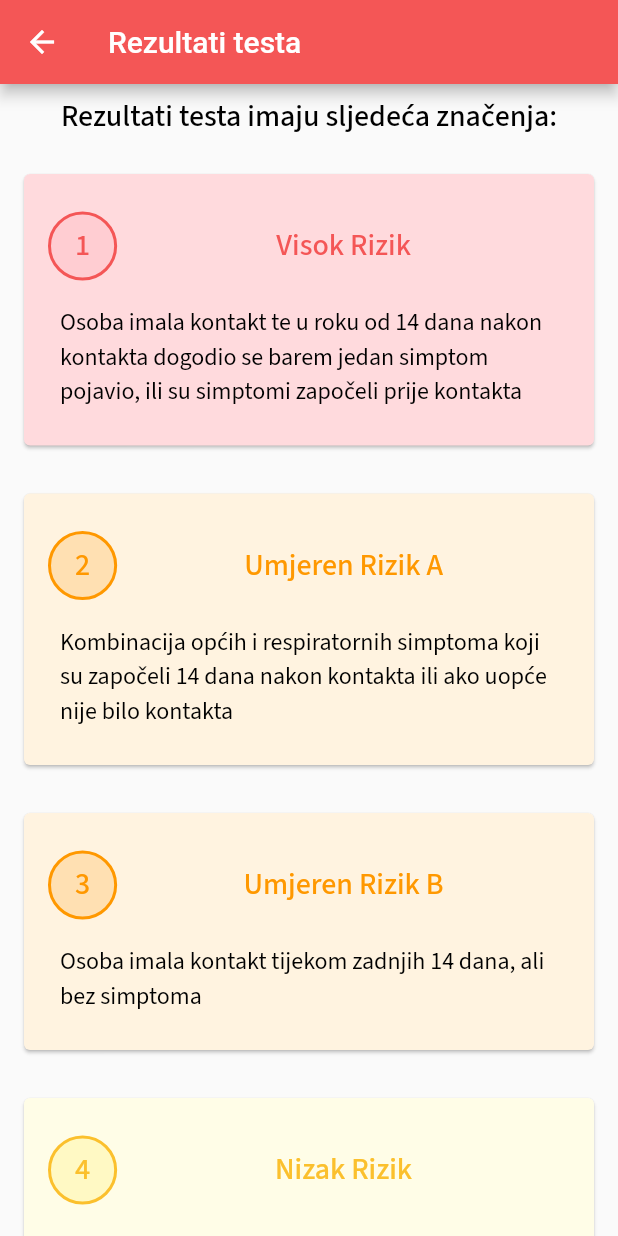
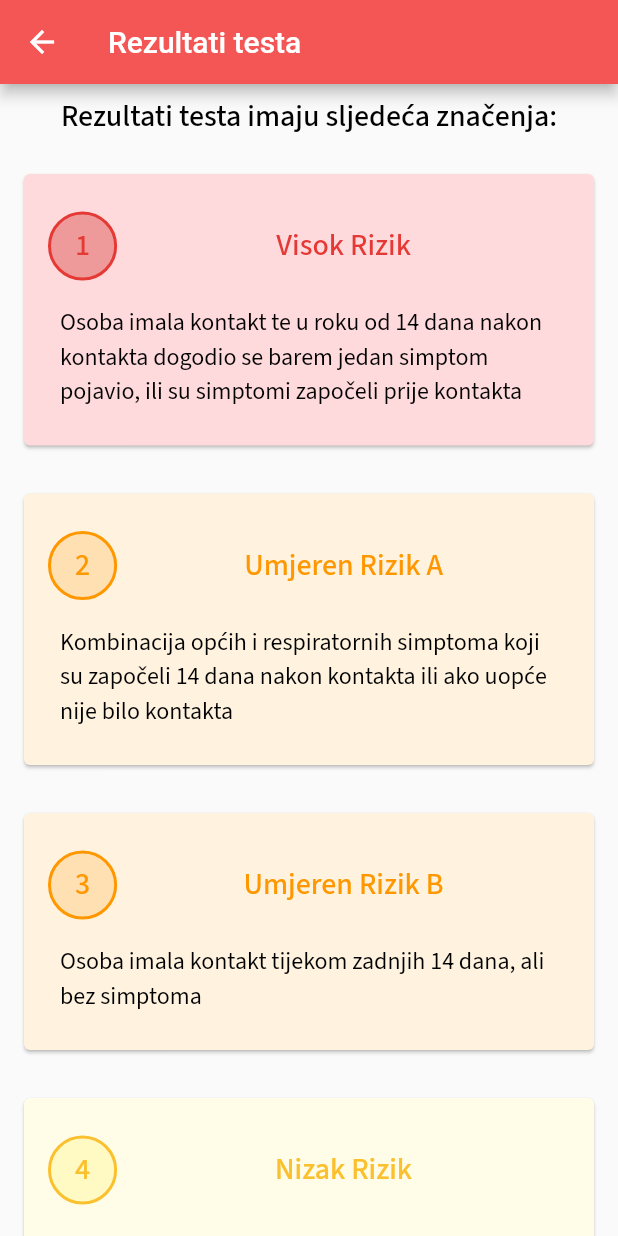
Before and after one commit to mapokapo/riskfactor, a Flutter app: the Covid19TestResultsInfoPage screen opened by its route, on a phone screen of 412 x 824 dp. Run offline on Flutter 3.47's test engine with Material 2 defaults, Android fonts, the phone set to English and light mode, and no system bars; our stand-ins replace cloud_firestore, expandable, firebase_auth, firebase_core, flutter_keyboard_visibility, form_validator and 3 more; missing offline and left inert: flutter_email_sender, translator; accounts and stored records are empty; generated files the repository leaves out were written again; network calls fail.

Commit message:
Fix dark theme text colors

```diff
--- a/lib/pages/home/Covid19TestResultsInfoPage.dart
+++ b/lib/pages/home/Covid19TestResultsInfoPage.dart
@@ -1,5 +1,7 @@
 import 'package:flutter/material.dart';
 import 'package:flutter_gen/gen_l10n/app_localizations.dart';
+import 'package:provider/provider.dart';
+import 'package:riskfactor/state/ThemeNotifier.dart';
 
 class CaseInfo {
   String title;
@@ -89,7 +91,9 @@ class Covid19TestResultsInfoPage extends StatelessWidget {
                 padding: const EdgeInsets.all(8.0),
                 child: Text(
                   caseInfos[index],
-                  style: Theme.of(context).textTheme.bodyText2,
+                  style: Theme.of(context).textTheme.bodyText2.copyWith(
+                        color: Colors.black,
+                      ),
                 ),
               ),
             ],
@@ -106,8 +110,8 @@ class Covid19TestResultsInfoPage extends StatelessWidget {
           title: AppLocalizations.of(context).case1Name,
           body: AppLocalizations.of(context).case1Info,
           backgroundColor: Color(0xFFFFDADD),
-          lightColor: Theme.of(context).primaryColorLight,
-          foregroundColor: Theme.of(context).primaryColor),
+          lightColor: Colors.red.shade200,
+          foregroundColor: Colors.red.shade600),
       CaseInfo(
         title: AppLocalizations.of(context).case2Name,
         body: AppLocalizations.of(context).case2Info,
@@ -153,7 +157,11 @@ class Covid19TestResultsInfoPage extends StatelessWidget {
                 padding: const EdgeInsets.all(8.0),
                 child: Text(
                   AppLocalizations.of(context).caseMeanings,
-                  style: Theme.of(context).textTheme.bodyText1,
+                  style: Theme.of(context).textTheme.bodyText1.copyWith(
+                        color: Provider.of<ThemeNotifier>(context).darkTheme
+                            ? Colors.white
+                            : Colors.black,
+                      ),
                   textAlign: TextAlign.center,
                 ),
               ),
--- a/lib/pages/home/NutritionPage.dart
+++ b/lib/pages/home/NutritionPage.dart
@@ -70,7 +70,7 @@ class NutritionPage extends StatelessWidget {
               ),
               ButtonBar(
                 children: [
-                  FlatButton(
+                  TextButton(
                     onPressed: () {
                       Navigator.of(context).pushNamed(Routes.vitaminInfo,
                           arguments: VitaminInfoPageArguments(vitaminData));
--- a/lib/pages/home/SettingsPage.dart
+++ b/lib/pages/home/SettingsPage.dart
@@ -56,7 +56,7 @@ class SettingsPage extends StatelessWidget {
                   onTap: () {
                     showDialog(
                       context: context,
-                      child: SimpleDialog(
+                      builder: (_) => SimpleDialog(
                         title: Text(
                           AppLocalizations.of(context).chooseLanguage,
                           style: Theme.of(context).textTheme.bodyText1,
--- a/lib/pages/home/VitaminInFoodsPage.dart
+++ b/lib/pages/home/VitaminInFoodsPage.dart
@@ -1,6 +1,8 @@
 import 'package:expandable/expandable.dart';
 import 'package:flutter/material.dart';
 import 'package:flutter_gen/gen_l10n/app_localizations.dart';
+import 'package:provider/provider.dart';
+import 'package:riskfactor/state/ThemeNotifier.dart';
 
 class FoodData {
   String name;
@@ -19,6 +21,10 @@ class VitaminInFoodsPage extends StatelessWidget {
         child: Material(
           elevation: 4.0,
           child: ExpandablePanel(
+            theme: ExpandableThemeData(
+                iconColor: Provider.of<ThemeNotifier>(context).darkTheme
+                    ? Colors.white
+                    : Colors.black),
             header: Wrap(
               alignment: WrapAlignment.center,
               crossAxisAlignment: WrapCrossAlignment.center,
--- a/lib/widgets/Covid19ResultsInfo.dart
+++ b/lib/widgets/Covid19ResultsInfo.dart
@@ -49,7 +49,7 @@ class Covid19ResultsInfo extends StatelessWidget {
             onPressed: () {
               showDialog(
                 context: context,
-                child: SimpleDialog(
+                builder: (_) => SimpleDialog(
                   title: Text(
                     AppLocalizations.of(context).callHospital,
                     style: Theme.of(context).textTheme.bodyText1,
```
